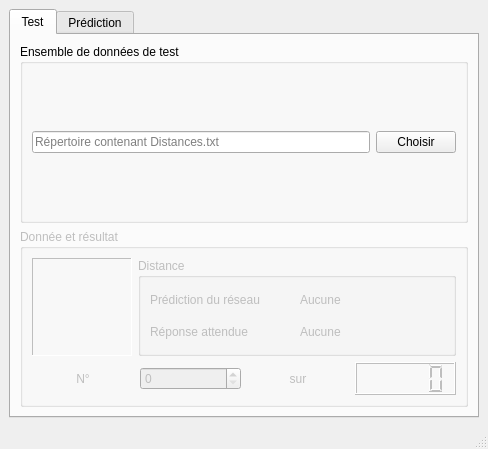
Hamza5/PFE-Master, file Code/PC/GUI/TestPredictionWindow.ui: the form before one commit.
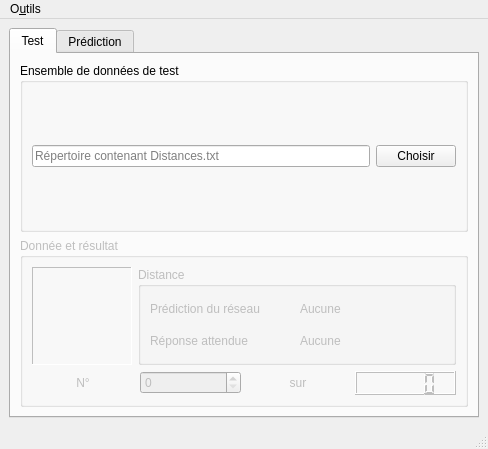
The form after the commit.

The edit to the form file:
```diff
--- a/Code/PC/GUI/TestPredictionWindow.ui
+++ b/Code/PC/GUI/TestPredictionWindow.ui
@@ -105,7 +105,7 @@
                <widget class="QLabel" name="cnnPredictionValueLabel">
                 <property name="styleSheet">
                  <string notr="true">*:enabled {
-color : lightblue;
+color : blue;
 }</string>
                 </property>
                 <property name="text">
@@ -124,7 +124,7 @@
                <widget class="QLabel" name="groundTruthValueLabel">
                 <property name="styleSheet">
                  <string notr="true">*:enabled {
-color : lightgreen;
+color : green;
 }</string>
                 </property>
                 <property name="text">
@@ -267,6 +267,13 @@
      <height>39</height>
     </rect>
    </property>
+   <widget class="QMenu" name="toolsMenu">
+    <property name="title">
+     <string>O&amp;utils</string>
+    </property>
+    <addaction name="datasetGeneratorAction"/>
+   </widget>
+   <addaction name="toolsMenu"/>
   </widget>
   <widget class="QStatusBar" name="statusbar"/>
  </widget>
```
Left out of the diff: 7 changed lines with no effect on the pictures.
